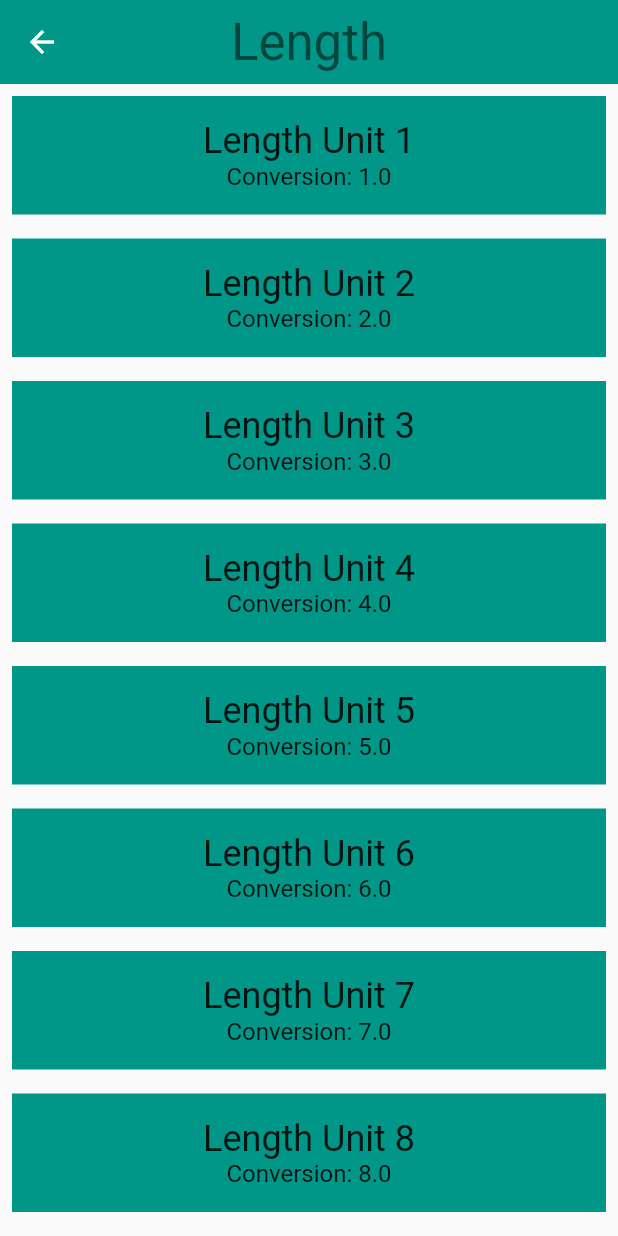
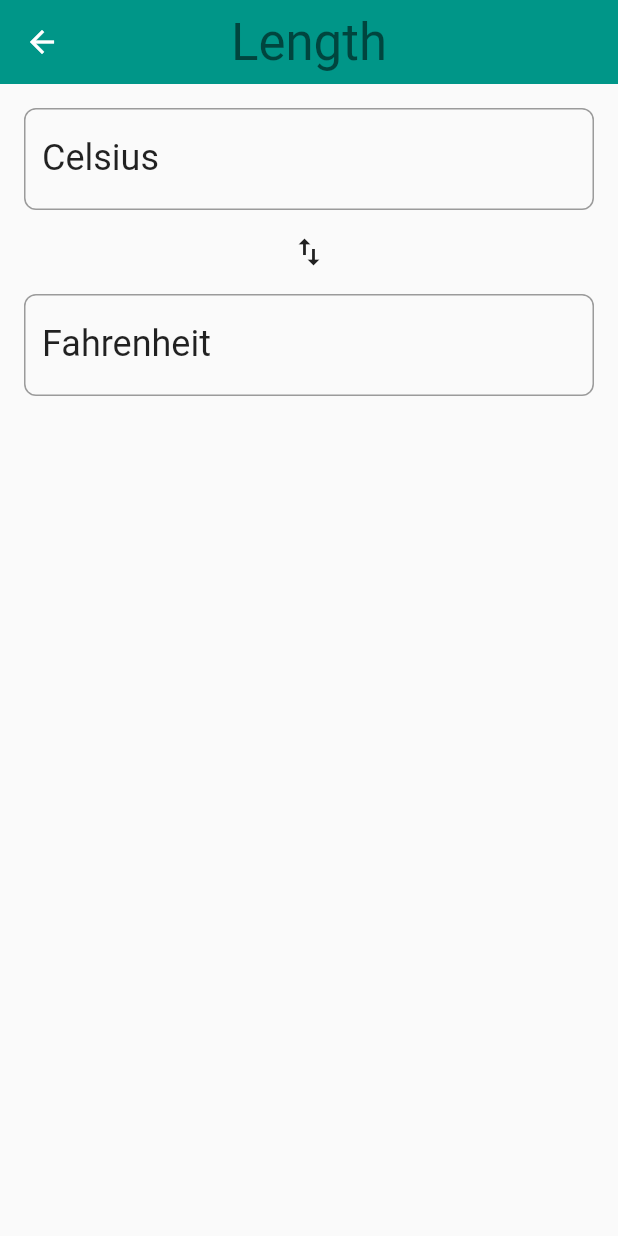
Before and after one commit to nam2210/FlutterDemo, a Flutter app: the screen it shows after launch, after a tap on "Length", on a phone screen of 412 x 824 dp. Run offline on Flutter 3.47's test engine with Material 2 defaults, Android fonts, the phone set to English and light mode, and no system bars.

Commit message:
[DEV] convert C to F using Stateful

```diff
--- a/lib/converter_route.dart
+++ b/lib/converter_route.dart
@@ -1,20 +1,16 @@
 import 'package:flutter/material.dart';
+import 'package:hello_nam/unit.dart';
 import 'package:meta/meta.dart';
-import 'package:hello_nam/unit.dart';
 
-
-class ConverterRoute extends StatefulWidget{
-
+class ConverterRoute extends StatefulWidget {
   final String name;
   final Color color;
   final List<Unit> units;
 
   /// This [ConverterRoute] requires the name, color, and units to not be null.
-  const ConverterRoute({
-    @required this.name,
-    @required this.color,
-    @required this.units
-}) : assert(name != null),
+  const ConverterRoute(
+      {@required this.name, @required this.color, @required this.units})
+      : assert(name != null),
         assert(color != null),
         assert(units != null);
 
@@ -24,33 +20,130 @@ class ConverterRoute extends StatefulWidget{
   }
 }
 
-class _ConverterRouteState extends State<ConverterRoute>{
+class _ConverterRouteState extends State<ConverterRoute> {
+  // TODO: Set some variables, such as for keeping track of the user's input
+  // value and units
+  TextEditingController fahController;
+  TextEditingController celController;
+  bool _validate = false;
+  bool _fahValidate = false;
+
+  // TODO: Determine whether you need to override anything, such as initState()
+  @override
+  void initState() {
+    super.initState();
+    fahController = new TextEditingController();
+    celController = new TextEditingController();
+  }
+
+  // TODO: Add other helper functions. We've given you one, _format()
+  double _formatToF(double c) {
+    return (c * (9 / 5)) + 32;
+  }
+
+  double _formatToC(double f) {
+    return (f - 32) * 5 / 9;
+  }
+
+  bool _checkItNumber(String text) {
+    return RegExp(r"^[0-9.]+$").hasMatch(text);
+  }
 
   @override
   Widget build(BuildContext context) {
-    var unitWidgets = widget.units.map((Unit unit){
-      return Container(
-        margin: EdgeInsets.all(8.0),
+    // TODO: Create the 'input' group of widgets. This is a Column that
+    // includes the input value, and 'from' unit [Dropdown].
+    Widget inputWidget = Column(
+      crossAxisAlignment: CrossAxisAlignment.stretch,
+      children: <Widget>[
+        TextField(
+          keyboardType: TextInputType.number,
+          style: Theme.of(context).textTheme.headline,
+          decoration: InputDecoration(
+            labelText: 'Celsius',
+            labelStyle: Theme.of(context).textTheme.headline,
+            border:
+                OutlineInputBorder(borderRadius: BorderRadius.circular(8.0)),
+            errorText: _validate ? 'Error input' : null,
+          ),
+          onChanged: (value) {
+            print("First text field: $value");
+            setState(() {
+              if (value.isEmpty) {
+                _validate = false;
+                fahController.text = '';
+              } else {
+                //check here
+                try {
+                  _validate = false;
+                  fahController.text =
+                      _formatToF(double.parse(value)).toString();
+                } catch (e) {
+                  _validate = true;
+                }
+              }
+            });
+          },
+          controller: celController,
+        )
+      ],
+    );
+
+    // TODO: Create a compare arrows icon.
+    Icon arrowIcon = Icon(Icons.import_export);
+
+    // TODO: Create the 'output' group of widgets. This is a Column that
+    // includes the output value, and 'to' unit [Dropdown].
+    Widget outputWidget = Column(
+      crossAxisAlignment: CrossAxisAlignment.stretch,
+      children: <Widget>[
+        TextField(
+          controller: fahController,
+          keyboardType: TextInputType.number,
+          style: Theme.of(context).textTheme.headline,
+          decoration: InputDecoration(
+            labelText: 'Fahrenheit',
+            labelStyle: Theme.of(context).textTheme.headline,
+            border:
+                OutlineInputBorder(borderRadius: BorderRadius.circular(8.0)),
+            errorText: _fahValidate ? "Error input" : null
+          ),
+          onChanged: (value) {
+            print("second text field: $value");
+            setState(() {
+              if (value.isEmpty) {
+                _fahValidate = false;
+                celController.text = '';
+              } else {
+                try {
+                  _fahValidate = false;
+                  celController.text =
+                      _formatToC(double.parse(value)).toString();
+                } catch (e) {
+                  _fahValidate = true;
+                }
+              }
+            });
+          },
+        )
+      ],
+    );
+
+    // TODO: Return the input, arrows, and output widgets, wrapped in a Column.
+    Padding convertWidget = Padding(
       padding: EdgeInsets.all(16.0),
-        color: widget.color,
       child: Column(
         children: <Widget>[
-            Text(
-              unit.name,
-              style: Theme.of(context).textTheme.headline,
+          inputWidget,
+          Padding(
+            padding: const EdgeInsets.all(16.0),
+            child: arrowIcon,
           ),
-            Text(
-              'Conversion: ${unit.conversion}',
-              style: Theme.of(context).textTheme.subhead,
-            )
+          outputWidget
         ],
       ),
     );
-    }).toList();
 
-    return ListView(
-      children: unitWidgets,
-    );
+    return convertWidget;
   }
-
 }
```
Lines whose indentation alone changed are shown as unchanged.
